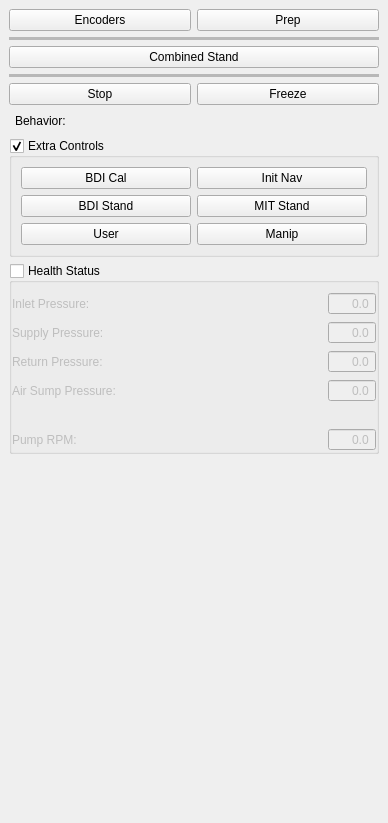
The window that software/ddapp/src/app/ddAtlasDriverPanel.ui (openhumanoids/oh-distro) describes before a commit, drawn with Qt 5.
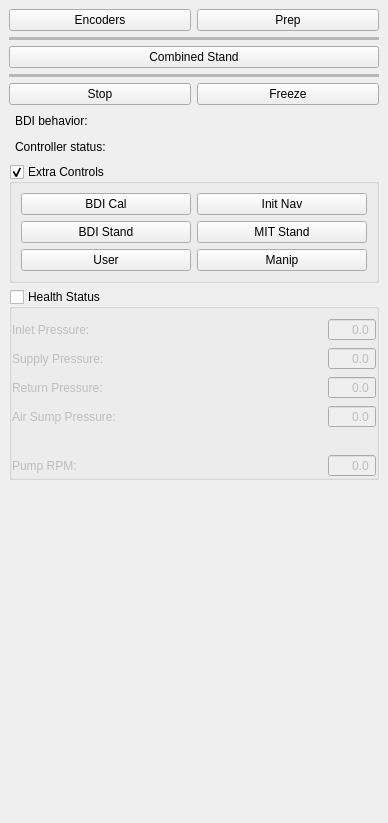
The same window after the commit.

Commit message: update director's atlas driver panel to display controller status

```diff
--- a/software/ddapp/src/app/ddAtlasDriverPanel.ui
+++ b/software/ddapp/src/app/ddAtlasDriverPanel.ui
@@ -147,7 +147,7 @@
               <item>
                <widget class="QLabel" name="label">
                 <property name="text">
-                 <string>Behavior:</string>
+                 <string>BDI behavior:</string>
                 </property>
                </widget>
               </item>
@@ -173,6 +173,45 @@
               </item>
              </layout>
             </item>
+
+            <item>
+             <layout class="QHBoxLayout" name="horizontalLayout_3">
+              <property name="leftMargin">
+               <number>6</number>
+              </property>
+              <property name="rightMargin">
+               <number>6</number>
+              </property>
+              <item>
+               <widget class="QLabel" name="label8">
+                <property name="text">
+                 <string>Controller status:</string>
+                </property>
+               </widget>
+              </item>
+              <item>
+               <spacer name="horizontalSpacer_23">
+                <property name="orientation">
+                 <enum>Qt::Horizontal</enum>
+                </property>
+                <property name="sizeHint" stdset="0">
+                 <size>
+                  <width>40</width>
+                  <height>20</height>
+                 </size>
+                </property>
+               </spacer>
+              </item>
+              <item>
+               <widget class="QLabel" name="controllerStatusLabel">
+                <property name="text">
+                 <string>&lt;unknown&gt;</string>
+                </property>
+               </widget>
+              </item>
+             </layout>
+            </item>
+
            </layout>
           </item>
           <item>
```
The commit also changes 2 other files.
